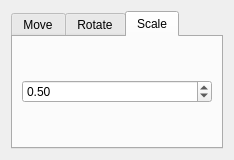
Above: src/3D_Viewer/interactions.ui from casscurs/s21_3DViewer_v2 before the change. Below: the same form after it.
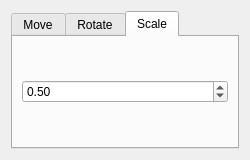
That is the form after the change.

Patch:
```diff
--- a/src/3D_Viewer/interactions.ui
+++ b/src/3D_Viewer/interactions.ui
@@ -6,7 +6,7 @@
    <rect>
     <x>0</x>
     <y>0</y>
-    <width>234</width>
+    <width>250</width>
     <height>160</height>
    </rect>
   </property>
```
Left out of the diff: 3 changed lines with no effect on the pictures.
